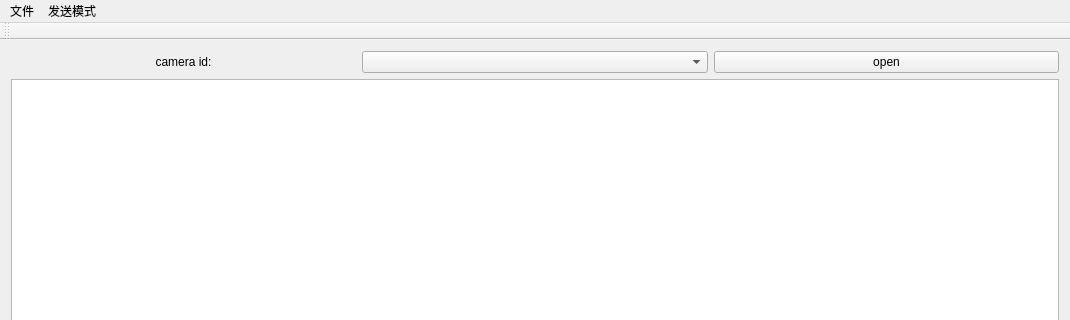
First picture: the form in mainwindow.ui, repository lbc3402785/expressServer, before the edit; both pictures show x 0 to 1070 and y 0 to 320 of the 1070 by 706 pixel window.
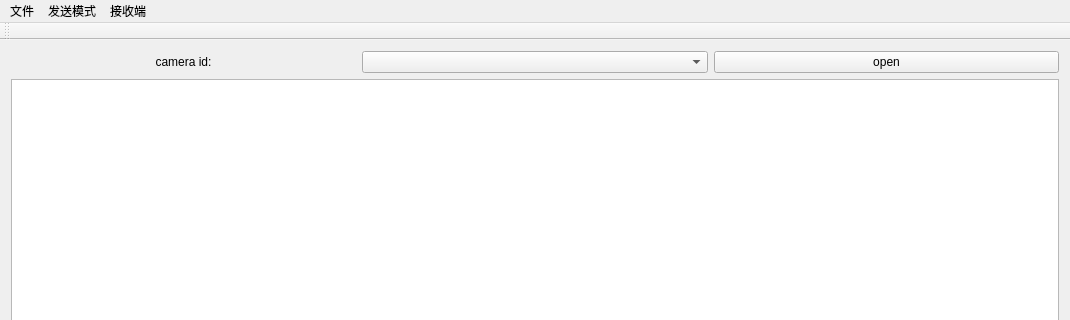
Second picture: the form after the edit. Icons and pictures are not drawn.

```diff
--- a/mainwindow.ui
+++ b/mainwindow.ui
@@ -87,7 +87,7 @@
      <x>0</x>
      <y>0</y>
      <width>1070</width>
-     <height>23</height>
+     <height>21</height>
     </rect>
    </property>
    <widget class="QMenu" name="file">
@@ -103,8 +103,16 @@
     <addaction name="actionBFM"/>
     <addaction name="actionG8M"/>
    </widget>
+   <widget class="QMenu" name="menu_2">
+    <property name="title">
+     <string>接收端</string>
+    </property>
+    <addaction name="actionLocal"/>
+    <addaction name="actionUnity"/>
+   </widget>
    <addaction name="file"/>
    <addaction name="menu"/>
+   <addaction name="menu_2"/>
   </widget>
   <widget class="QToolBar" name="mainToolBar">
    <attribute name="toolBarArea">
```
Left out of the diff: 18 changed lines with no effect on the pictures.
